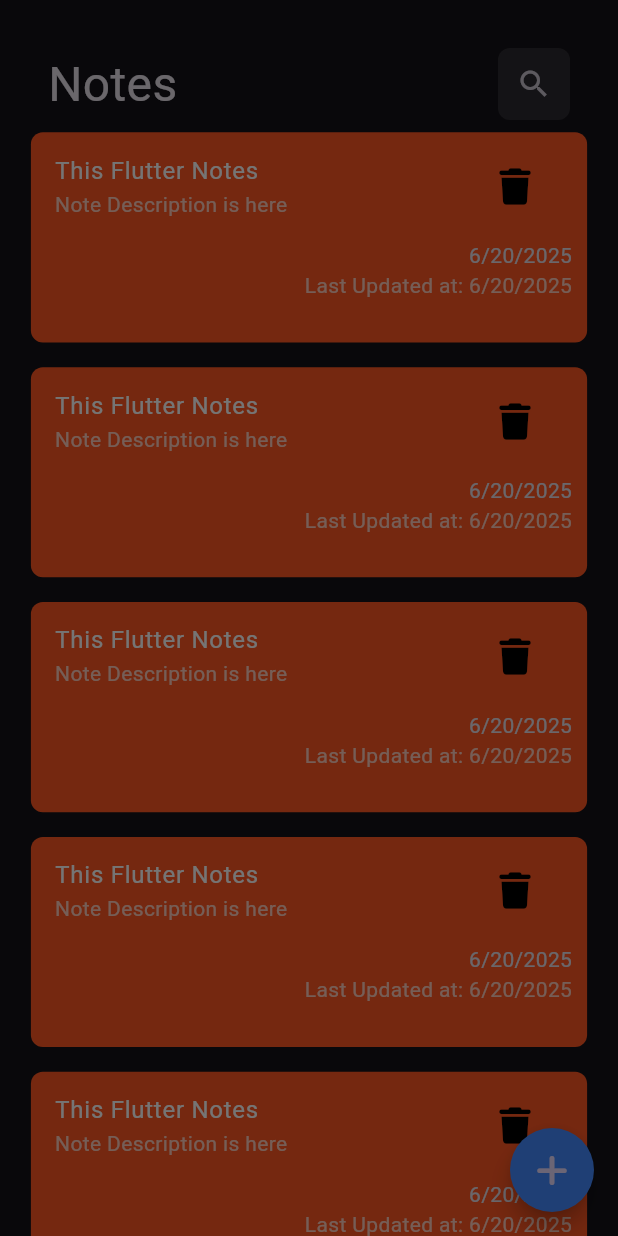
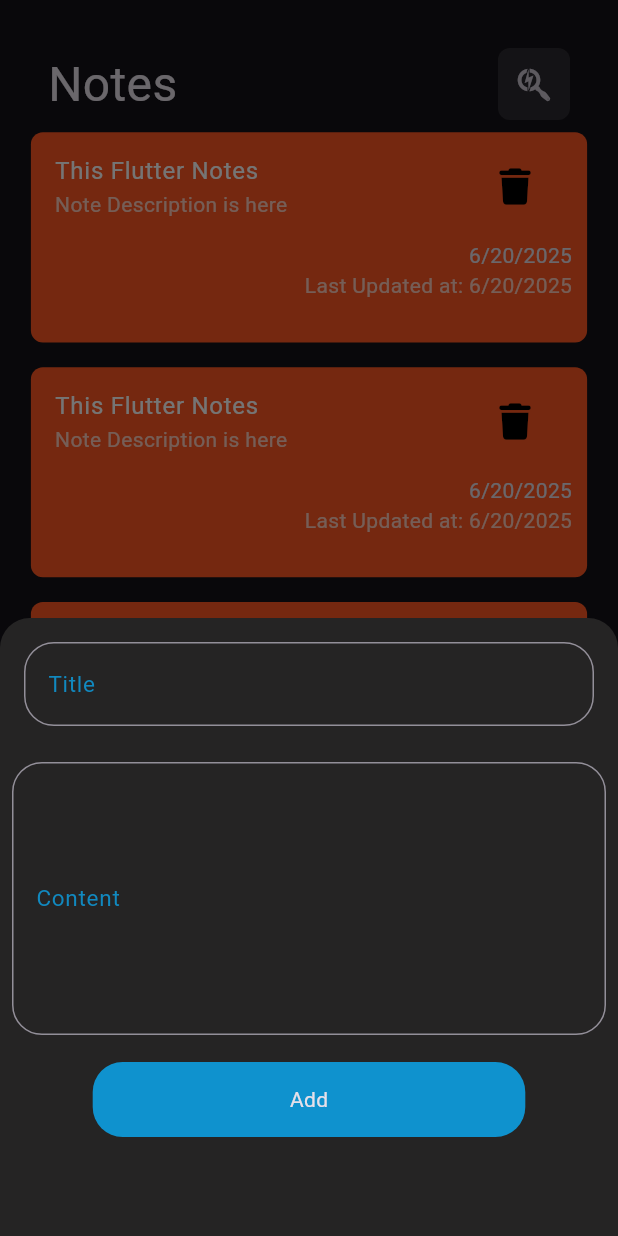
Before and after one commit to 76AHMEDFAKHER/Notes-App, a Flutter app: the screen it shows after launch, after a tap on an icon or button, on a phone screen of 412 x 824 dp. Run offline on Flutter 3.47's test engine with Material 3 defaults, Android fonts, the phone set to English and light mode, and no system bars; drawn by our look-alikes of modal_progress_hud_nsn; our stand-ins replace bloc, flutter_bloc, font_awesome_flutter, hive, hive_flutter; accounts and stored records are empty.

```diff
--- /dev/null
+++ b/lib/constant.dart
@@ -0,0 +1,4 @@
+import 'package:flutter/material.dart';
+
+const Color primaryColor = Color.fromARGB(255, 15, 146, 206);
+const notesBox = 'notes box';
--- /dev/null
+++ b/lib/cubits/cubit/notes_cubit_state.dart
@@ -0,0 +1,24 @@
+part of 'notes_cubit_cubit.dart';
+
+@immutable
+sealed class NotesCubitState {}
+
+final class NotesCubitInitial extends NotesCubitState {}
+
+final class NotesCubitLoading extends NotesCubitState {}
+
+final class NotesCubitSucces extends NotesCubitState {
+  final List<NotesModel> notesList;
+
+  NotesCubitSucces(this.notesList);
+}
+
+final class NotesCubitError extends NotesCubitState {
+  final String errorMessage;
+
+  NotesCubitError(this.errorMessage);
+
+  showError() {
+    log('Error: $errorMessage');
+  }
+}
--- a/lib/main.dart
+++ b/lib/main.dart
@@ -1,7 +1,29 @@
+import 'dart:developer';
+
 import 'package:flutter/material.dart';
+import 'package:flutter_bloc/flutter_bloc.dart';
+import 'package:hive_flutter/adapters.dart';
+import 'package:notes_app/constant.dart';
+import 'package:notes_app/cubits/cubit/notes_cubit_cubit.dart';
+import 'package:notes_app/model/notes_model.dart';
 import 'package:notes_app/views/notes_view.dart';
 
-void main() {
+void main() async {
+  ////This is the command to generate the adapter
+  ////make sure to use the build_runner package in dev_dependencies in pubspec.yaml
+  ////and hive_generator
+  //// use the 'part' directive in your model class
+  // flutter packages pub run build_runner build
+  //
+  try {
+    await Hive.initFlutter();
+
+    await Hive.openBox(notesBox);
+    Hive.registerAdapter(NotesModelAdapter());
+  } catch (e, stack) {
+    log('Error initializing Hive: $e');
+    log('Stack trace: $stack');
+  }
   runApp(NotesApp());
 }
 
@@ -10,11 +32,14 @@ class NotesApp extends StatelessWidget {
 
   @override
   Widget build(BuildContext context) {
-    return MaterialApp(
-      debugShowCheckedModeBanner: false,
-      title: 'Notes App',
-      theme: ThemeData.dark(),
-      home: NotesView(),
+    return MultiBlocProvider(
+      providers: [BlocProvider(create: (context) => NotesCubitCubit())],
+      child: MaterialApp(
+        debugShowCheckedModeBanner: false,
+        title: 'Notes App',
+        theme: ThemeData.dark(),
+        home: NotesView(),
+      ),
     );
   }
 }
--- /dev/null
+++ b/lib/model/notes_model.dart
@@ -0,0 +1,22 @@
+import 'package:hive/hive.dart';
+
+part 'notes_model.g.dart';
+
+@HiveType(typeId: 0)
+class NotesModel extends HiveObject {
+  @HiveField(0)
+  final String title;
+  @HiveField(1)
+  final String subTitle;
+  @HiveField(2)
+  final String date;
+  @HiveField(3)
+  final int color;
+
+  NotesModel({
+    required this.title,
+    required this.subTitle,
+    required this.date,
+    required this.color,
+  });
+}
--- a/lib/views/notes_view.dart
+++ b/lib/views/notes_view.dart
@@ -1,5 +1,6 @@
 import 'package:flutter/material.dart';
 import 'package:font_awesome_flutter/font_awesome_flutter.dart';
+import 'package:notes_app/views/widgets/add_bottom_sheeet.dart';
 import 'package:notes_app/views/widgets/notes_view_body.dart';
 
 class NotesView extends StatelessWidget {
@@ -28,12 +29,3 @@ class NotesView extends StatelessWidget {
     );
   }
 }
-
-class AddBottomSheeet extends StatelessWidget {
-  const AddBottomSheeet({super.key});
-
-  @override
-  Widget build(BuildContext context) {
-    return Container();
-  }
-}
--- /dev/null
+++ b/lib/views/widgets/add_bottom_sheeet.dart
@@ -0,0 +1,53 @@
+import 'package:flutter/material.dart';
+import 'package:flutter_bloc/flutter_bloc.dart';
+import 'package:modal_progress_hud_nsn/modal_progress_hud_nsn.dart';
+import 'package:notes_app/cubits/cubit/notes_cubit_cubit.dart';
+import 'package:notes_app/views/widgets/add_note_sheet.dart';
+
+class AddBottomSheeet extends StatelessWidget {
+  AddBottomSheeet({super.key, this.isLoading = false});
+  bool isLoading = false;
+  @override
+  Widget build(BuildContext context) {
+    return BottomSheet(
+      onClosing: () {
+        Navigator.pop(context);
+      },
+      backgroundColor: Colors.transparent,
+      shape: const RoundedRectangleBorder(
+        borderRadius: BorderRadius.only(
+          topLeft: Radius.circular(20),
+          topRight: Radius.circular(20),
+        ),
+      ),
+      builder: (context) {
+        return Padding(
+          padding: EdgeInsets.only(
+            bottom: MediaQuery.of(context).viewInsets.bottom,
+          ),
+          child: Container(
+            height: MediaQuery.of(context).size.height * 0.5,
+            decoration: BoxDecoration(
+              color: const Color.fromARGB(255, 37, 36, 36),
+              borderRadius: const BorderRadius.only(
+                topLeft: Radius.circular(20),
+                topRight: Radius.circular(20),
+              ),
+            ),
+            child: SingleChildScrollView(
+              child: BlocConsumer<NotesCubitCubit, NotesCubitState>(
+                listener: (context, state) {},
+                builder: (context, state) {
+                  return ModalProgressHUD(
+                    inAsyncCall: isLoading,
+                    child: AddNoteForm(),
+                  );
+                },
+              ),
+            ),
+          ),
+        );
+      },
+    );
+  }
+}
--- /dev/null
+++ b/lib/views/widgets/add_note_sheet.dart
@@ -0,0 +1,59 @@
+import 'package:flutter/material.dart';
+import 'package:notes_app/views/widgets/custome_button.dart';
+import 'package:notes_app/views/widgets/custome_text_field.dart';
+
+class AddNoteForm extends StatefulWidget {
+  const AddNoteForm({super.key});
+
+  @override
+  State<AddNoteForm> createState() => _AddNoteFormState();
+}
+
+class _AddNoteFormState extends State<AddNoteForm> {
+  final GlobalKey<FormState> _formKey = GlobalKey<FormState>();
+  AutovalidateMode autovalidateMode = AutovalidateMode.disabled;
+  String? title, subtitle;
+  @override
+  Widget build(BuildContext context) {
+    return Column(
+      children: [
+        Padding(
+          padding: const EdgeInsets.all(16.0),
+          child: CustomeTextField(
+            hintTitle: 'Title',
+            maxLines: 1,
+            textHeight: 0,
+            onsaved: (value) {
+              title = value;
+            },
+          ),
+        ),
+        Padding(
+          padding: const EdgeInsets.all(8.0),
+          child: CustomeTextField(
+            maxLines: 5,
+            hintTitle: 'Content',
+            textHeight: 10,
+            onsaved: (value) {
+              subtitle = value;
+            },
+          ),
+        ),
+        SizedBox(height: 10),
+        CustomeButton(
+          onTap: () {
+            if (_formKey.currentState!.validate()) {
+              _formKey.currentState!.save();
+              // Handle the save action, e.g., add the note to a list or database
+              Navigator.pop(context);
+            } else {
+              setState(() {
+                autovalidateMode = AutovalidateMode.always;
+              });
+            }
+          },
+        ),
+      ],
+    );
+  }
+}
--- a/lib/views/widgets/custome_appbar.dart
+++ b/lib/views/widgets/custome_appbar.dart
@@ -2,15 +2,15 @@ import 'package:flutter/material.dart';
 import 'package:notes_app/views/widgets/custome_appbar_icon.dart';
 
 class CustomeAppbar extends StatelessWidget {
-  const CustomeAppbar({super.key});
-
+  const CustomeAppbar({super.key, required this.icon});
+  final IconData icon;
   @override
   Widget build(BuildContext context) {
     return Row(
       mainAxisAlignment: MainAxisAlignment.spaceBetween,
       children: [
         Text('Notes', style: TextStyle(fontSize: 32)),
-        CustomeAppbarIcon(icon: Icons.search, onPressed: () {}),
+        CustomeAppbarIcon(icon: icon, onPressed: () {}),
       ],
     );
   }
--- /dev/null
+++ b/lib/views/widgets/custome_button.dart
@@ -0,0 +1,22 @@
+import 'package:flutter/material.dart';
+import 'package:notes_app/constant.dart';
+
+class CustomeButton extends StatelessWidget {
+  CustomeButton({super.key, required this.onTap});
+  void Function()? onTap;
+  @override
+  Widget build(BuildContext context) {
+    return GestureDetector(
+      onTap: onTap,
+      child: Container(
+        height: 50,
+        width: MediaQuery.of(context).size.width * 0.7,
+        decoration: BoxDecoration(
+          color: primaryColor,
+          borderRadius: BorderRadius.circular(20),
+        ),
+        child: Center(child: Text('Add')),
+      ),
+    );
+  }
+}
--- /dev/null
+++ b/lib/views/widgets/custome_text_field.dart
@@ -0,0 +1,48 @@
+import 'package:flutter/material.dart';
+import 'package:notes_app/constant.dart';
+
+class CustomeTextField extends StatelessWidget {
+  CustomeTextField({
+    super.key,
+    required this.hintTitle,
+    required this.maxLines,
+    required this.textHeight,
+    this.onsaved,
+  });
+  final String hintTitle;
+  final int maxLines;
+  final double textHeight;
+  void Function(String?)? onsaved;
+  @override
+  Widget build(BuildContext context) {
+    return TextFormField(
+      onSaved: onsaved,
+      validator: (value) {
+        if (value?.isEmpty ?? true) {
+          return 'Please enter a $hintTitle';
+        } else {
+          return null;
+        }
+      },
+      maxLines: maxLines,
+      decoration: InputDecoration(
+        hintText: hintTitle,
+        hintStyle: TextStyle(
+          height: textHeight,
+          color: const Color.fromARGB(233, 15, 146, 206),
+          fontSize: 15,
+        ),
+        border: borderline(),
+        focusedBorder: borderline(primaryColor),
+      ),
+    );
+  }
+
+  OutlineInputBorder borderline([color]) => OutlineInputBorder(
+    borderRadius: BorderRadius.circular(20),
+    borderSide: BorderSide(
+      color: color ?? const Color.fromARGB(255, 15, 146, 206),
+      width: 1,
+    ),
+  );
+}
--- a/lib/views/widgets/notes_item.dart
+++ b/lib/views/widgets/notes_item.dart
@@ -1,5 +1,6 @@
 import 'package:flutter/material.dart';
 import 'package:font_awesome_flutter/font_awesome_flutter.dart';
+import 'package:notes_app/views/edit_note_view.dart';
 
 class NotesItem extends StatelessWidget {
   const NotesItem({super.key});
@@ -7,7 +8,18 @@ class NotesItem extends StatelessWidget {
   Widget build(BuildContext context) {
     double screenHeight = MediaQuery.of(context).size.height;
     double screenWidth = MediaQuery.of(context).size.width;
-    return Container(
+    return GestureDetector(
+      onTap: () {
+        Navigator.push(
+          context,
+          MaterialPageRoute(
+            builder: (context) {
+              return EditNoteView();
+            },
+          ),
+        );
+      },
+      child: Container(
         margin: EdgeInsets.symmetric(
           horizontal: screenWidth * 0.05,
           vertical: screenHeight * 0.01,
@@ -66,6 +78,7 @@ class NotesItem extends StatelessWidget {
             ),
           ],
         ),
+      ),
     );
   }
 }
--- a/lib/views/widgets/notes_view_body.dart
+++ b/lib/views/widgets/notes_view_body.dart
@@ -1,4 +1,5 @@
 import 'package:flutter/material.dart';
+import 'package:font_awesome_flutter/font_awesome_flutter.dart';
 import 'package:notes_app/views/widgets/custome_appbar.dart';
 
 import 'package:notes_app/views/widgets/notes_list_view.dart';
@@ -12,7 +13,7 @@ class NotesViewBody extends StatelessWidget {
       children: [
         Padding(
           padding: const EdgeInsets.only(left: 32, right: 32, top: 32),
-          child: CustomeAppbar(),
+          child: CustomeAppbar(icon: FontAwesomeIcons.searchengin),
         ),
 
         Expanded(child: NotesListView()),
--- a/pubspec.yaml
+++ b/pubspec.yaml
@@ -31,9 +31,14 @@ dependencies:
   cupertino_icons: ^1.0.8
   flutter:
     sdk: flutter
+  flutter_bloc: ^9.1.1
   font_awesome_flutter: ^10.8.0
+  hive: ^2.2.3
+  hive_flutter: ^1.1.0
+  modal_progress_hud_nsn: ^0.5.1
 
 dev_dependencies:
+  build_runner: ^2.4.6
 
   # The "flutter_lints" package below contains a set of recommended lints to
   # encourage good coding practices. The lint set provided by the package is
@@ -43,6 +48,7 @@ dev_dependencies:
   flutter_lints: ^5.0.0
   flutter_test:
     sdk: flutter
+  hive_generator: ^2.0.1
 
 # For information on the generic Dart part of this file, see the
 # following page: https://dart.dev/tools/pub/pubspec
```
Also changed, not shown: lib/cubits/cubit/notes_cubit_cubit.dart (added, +27 -0 lines), lib/views/edit_note_view.dart (added, +11 -0 lines), lib/views/widgets/edit_note_body.dart (added, +37 -0 lines), lib/model/notes_model.g.dart (added), pubspec.lock, 1 other file. Lines whose indentation alone changed are shown as unchanged.
